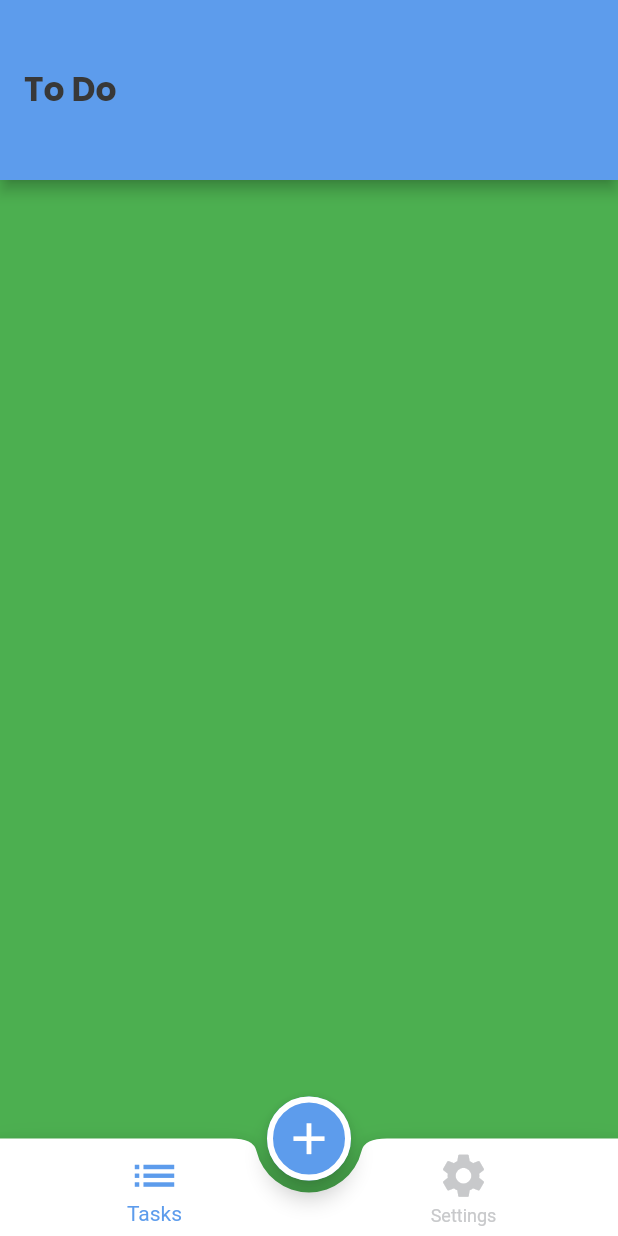
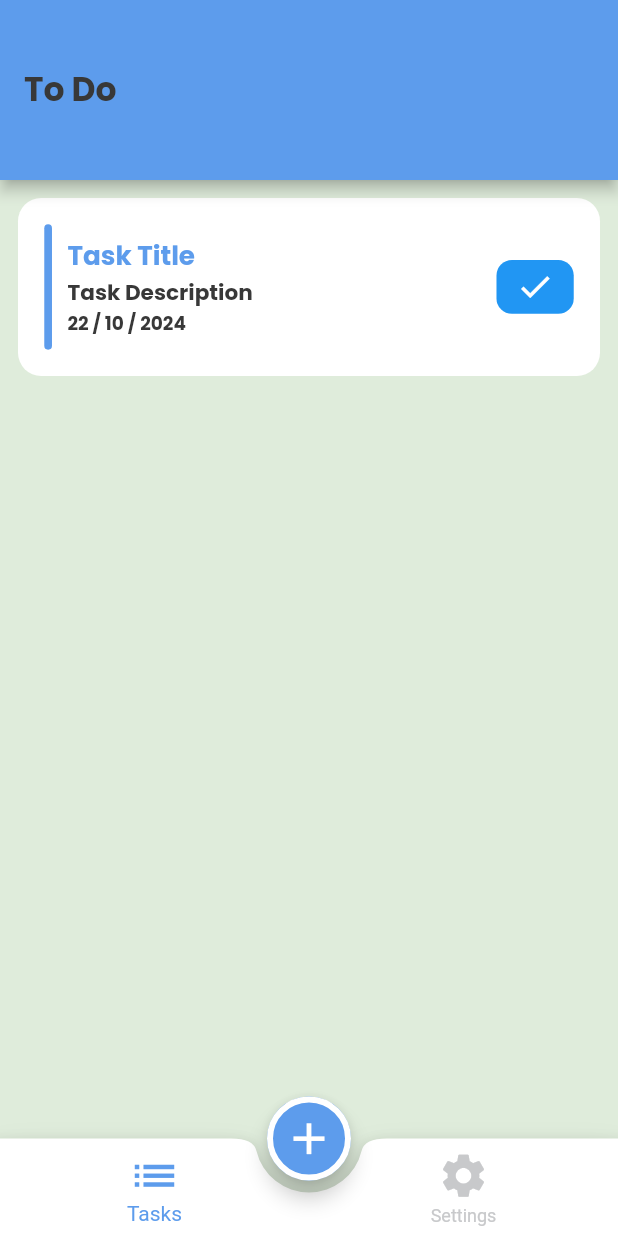
Before and after one commit to ZiadMostafa22/To-Do, a Flutter app: the screen it shows after launch, on a phone screen of 412 x 824 dp. Run offline on Flutter 3.47's test engine with Material 3 defaults, Android fonts, the phone set to English and light mode, and no system bars; drawn by our look-alikes of flutter_slidable; our stand-ins replace flutter_screenutil, google_fonts.

Commit message:
+ Add Task Item + Slidable Icons

```diff
--- a/lib/core/utils/app_styles.dart
+++ b/lib/core/utils/app_styles.dart
@@ -1,4 +1,5 @@
 import 'package:flutter/material.dart';
+import 'package:flutter_screenutil/flutter_screenutil.dart';
 import 'package:google_fonts/google_fonts.dart';
 import 'package:todo/core/utils/color_manager.dart';
 
@@ -20,12 +21,32 @@ class AppLightStyles
     color: ColorsManeger.hintColor,
   );
   static TextStyle? dateLabel = GoogleFonts.inter(
-    fontSize: 16,
+    fontSize: 16.sp,
     fontWeight: FontWeight.w700,
     color: ColorsManeger.black,
   );
   static TextStyle? datePicker = GoogleFonts.inter(
-    fontSize: 16,
+    fontSize: 16.sp,
+    fontWeight: FontWeight.w700,
+    color: ColorsManeger.black,
+  );
+  static TextStyle? taskTitle = GoogleFonts.poppins(
+    fontSize: 17.sp,
+    fontWeight: FontWeight.w700,
+    color: ColorsManeger.blue,
+  );
+  static TextStyle? taskDescription = GoogleFonts.poppins(
+    fontSize: 14.sp,
+    fontWeight: FontWeight.w700,
+    color: ColorsManeger.black,
+  );
+  static TextStyle? taskDate = GoogleFonts.poppins(
+    fontSize: 12.sp,
+    fontWeight: FontWeight.w700,
+    color: ColorsManeger.black,
+  );
+  static TextStyle? icons = GoogleFonts.poppins(
+    fontSize: 12.sp,
     fontWeight: FontWeight.w700,
     color: ColorsManeger.black,
   );
--- a/lib/core/utils/color_manager.dart
+++ b/lib/core/utils/color_manager.dart
@@ -10,4 +10,5 @@ static const hintColor = Color(0xffA9A9A99C);
 static const black = Color(0xff383838);
 
 
+
 }
--- a/lib/presentation/screens/home/home_screen.dart
+++ b/lib/presentation/screens/home/home_screen.dart
@@ -2,8 +2,9 @@ import 'package:flutter/material.dart';
 import 'package:todo/core/utils/assets_manager.dart';
 import 'package:todo/core/utils/string_manager.dart';
 import 'package:todo/presentation/screens/home/tabs/settings_tab/settings_tab.dart';
+import 'package:todo/presentation/screens/home/tabs/tasks_tab/task_bottom_sheet/task_bottom_sheet.dart';
 import 'package:todo/presentation/screens/home/tabs/tasks_tab/tasks_tab.dart';
-import 'package:todo/presentation/screens/home/task_bottom_sheet/task_bottom_sheet.dart';
+
 
 class HomeScreen extends StatefulWidget {
   HomeScreen({super.key});
--- /dev/null
+++ b/lib/presentation/screens/home/tabs/tasks_tab/Task_Item.dart
@@ -0,0 +1,108 @@
+import 'package:flutter/material.dart';
+import 'package:flutter_screenutil/flutter_screenutil.dart';
+import 'package:flutter_slidable/flutter_slidable.dart';
+import 'package:todo/core/utils/app_styles.dart';
+import 'package:todo/core/utils/color_manager.dart';
+import 'package:todo/core/utils/date_utils.dart';
+
+class TaskItem extends StatelessWidget {
+  const TaskItem({super.key});
+
+  @override
+  Widget build(BuildContext context) {
+    return ScreenUtilInit(
+      designSize: const Size(400, 690),
+      minTextAdapt: true,
+      splitScreenMode: true,
+      builder: (context, child) {
+        return Container(
+          margin: EdgeInsets.all(12),
+          decoration: BoxDecoration(
+            borderRadius: BorderRadius.circular(15.r),
+            color: ColorsManeger.white, // Use BoxDecoration for color
+          ),
+          child: Slidable(
+            startActionPane: ActionPane(
+              motion: const DrawerMotion(),
+              children: [
+                SlidableAction(
+                  flex: 2,
+                  onPressed: (context) {},
+                  backgroundColor: Colors.red,
+                  foregroundColor: Colors.white,
+                  icon: Icons.delete,
+                  label: 'Delete',
+              borderRadius: BorderRadius.only(
+                  topLeft: Radius.circular(15.r),
+                  bottomLeft: Radius.circular(15.r)
+              )
+                ),
+                SlidableAction(
+                  flex: 2,
+                  onPressed: (context) {},
+                  backgroundColor: ColorsManeger.blue,
+                  foregroundColor: Colors.white,
+                  icon: Icons.edit,
+                  label: 'Edit',
+
+                ),
+              ],
+            ),
+            child: Padding(
+              // Wrap with padding to avoid content touching edges
+              padding: EdgeInsets.all(17.r),
+              child: Row(
+                children: [
+                  Container(
+                    width: 5.w,
+                    height: 70.h,
+                    decoration: BoxDecoration(
+                      borderRadius: BorderRadius.circular(10.r),
+                      color: ColorsManeger.blue,
+                    ),
+                  ),
+                  SizedBox(width: 10.w),
+                  // Add spacing between the line and text
+                  Expanded(
+                    child: Column(
+                      crossAxisAlignment: CrossAxisAlignment.start,
+                      children: [
+                        Text(
+                          'Task Title',
+                          style: AppLightStyles.taskTitle,
+                        ),
+                        Text(
+                          'Task Description',
+                          style: AppLightStyles.taskDescription,
+                        ),
+                        Text(
+                          DateTime.now().toFormattedDate,
+                          style: AppLightStyles.taskDate,
+                        ),
+                      ],
+                    ),
+                  ),
+                  Container(
+                    decoration: BoxDecoration(
+                      borderRadius: BorderRadius.circular(10.r),
+                      color: Colors.blue,
+                    ),
+                    width: 50.w,
+                    height: 30.h,
+                    child: Icon(
+                      Icons.check,
+                      color: Colors.white,
+                      size: 25.sp,
+                    ),
+                  ),
+                ],
+              ),
+            ),
+          ),
+        );
+      },
+    );
+  }
+
+
+}
--- a/lib/presentation/screens/home/task_bottom_sheet/Widgets/TextFields.dart
+++ b/lib/presentation/screens/home/tabs/tasks_tab/task_bottom_sheet/Widgets/TextFields.dart
@@ -1,6 +1,7 @@
 import 'package:flutter/material.dart';
 
-import '../../../../../core/utils/app_styles.dart';
+import '../../../../../../../core/utils/app_styles.dart';
+
 
 class textFieldsWidget extends StatelessWidget {
   String hintText;
--- a/lib/presentation/screens/home/tabs/tasks_tab/tasks_tab.dart
+++ b/lib/presentation/screens/home/tabs/tasks_tab/tasks_tab.dart
@@ -1,12 +1,15 @@
 import 'package:flutter/material.dart';
+import 'package:todo/presentation/screens/home/tabs/tasks_tab/Task_Item.dart';
 
 class TasksTab extends StatelessWidget {
   const TasksTab({super.key});
 
   @override
   Widget build(BuildContext context) {
-    return Container(
-      color: Colors.green,
+    return Column(
+      children: [
+        TaskItem(),
+      ],
     );
   }
 }
--- a/pubspec.yaml
+++ b/pubspec.yaml
@@ -36,6 +36,8 @@ dependencies:
   # Use with the CupertinoIcons class for iOS style icons.
   cupertino_icons: ^1.0.8
   google_fonts: ^6.2.1
+  flutter_screenutil: ^5.9.3
+  flutter_slidable: ^3.1.1
 
 
 dev_dependencies:
```
Also changed, not shown: lib/presentation/screens/home/tabs/tasks_tab/task_bottom_sheet/task_bottom_sheet.dart (renamed from lib/presentation/screens/home/task_bottom_sheet/task_bottom_sheet.dart), pubspec.lock.
